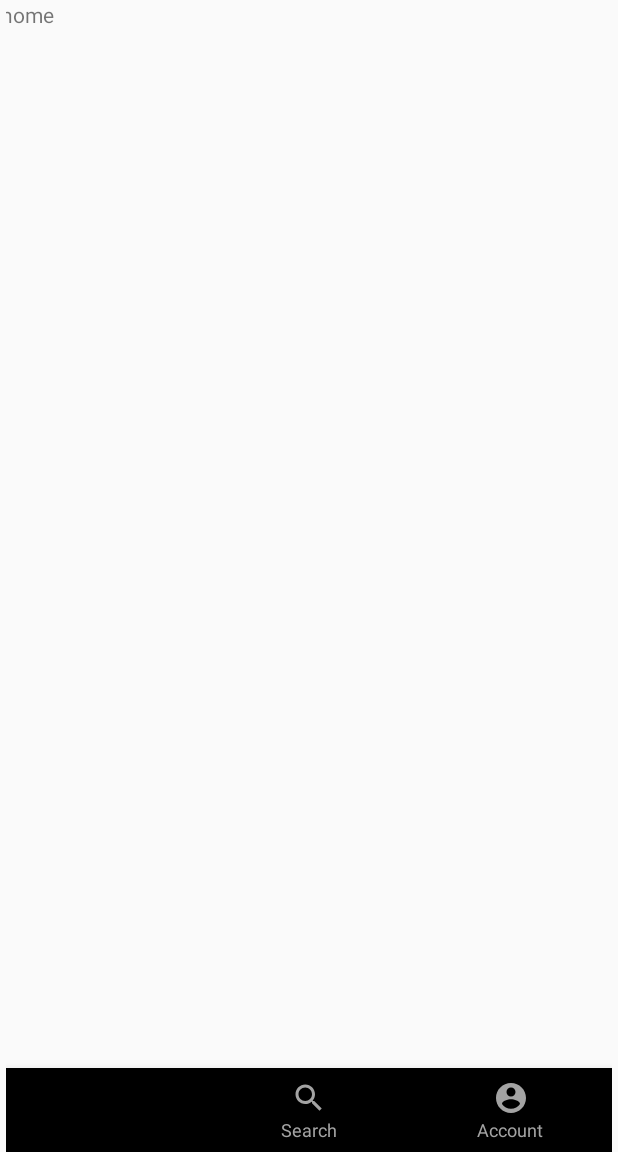
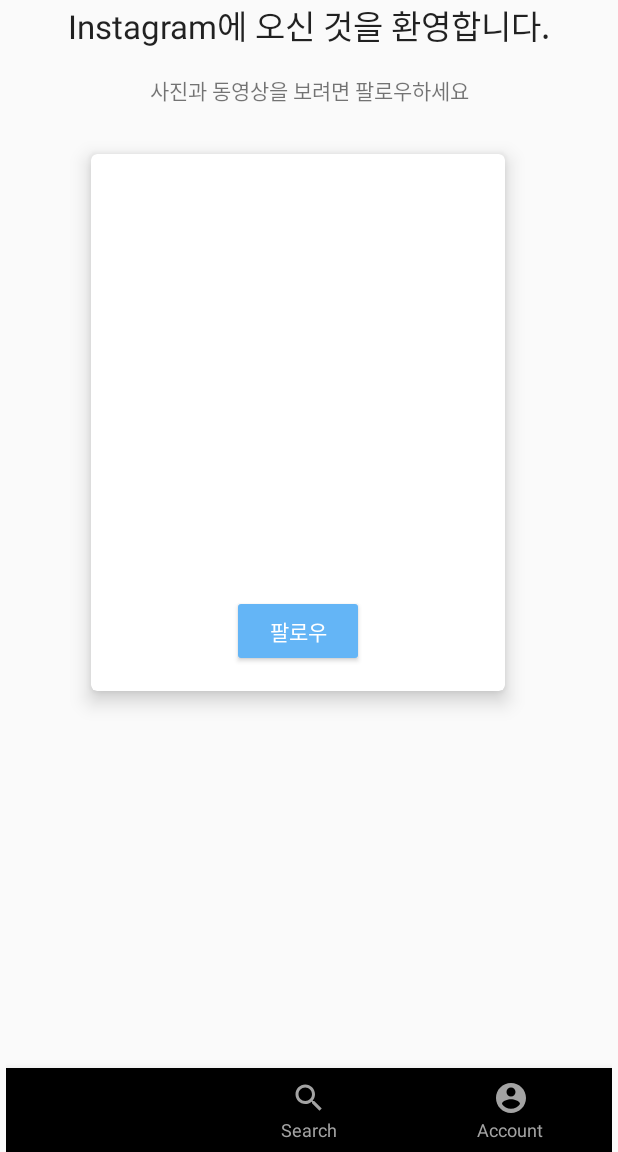
Before and after one commit to junsuk5/android_InstaClon, an Android app: the screen it shows after launch once a user with an empty profile is signed in (MainActivity), on a phone screen of 412 x 824 dp, the part 84-1236 px from its top. Run offline under Robolectric (Android 15) with nearby library versions, the phone set to English and light mode, and no system bars; our stand-ins replace CircleImageView, Firebase (no records; nobody signed in at launch, a user with empty details on screens opened directly), navigation-ui.

Commit message:
home 화면 레이아웃

```diff
--- a/app/build.gradle
+++ b/app/build.gradle
@@ -59,4 +59,7 @@ dependencies {
 
     // Google Auth
     implementation 'com.google.android.gms:play-services-auth:16.0.1'
+
+    implementation 'de.hdodenhof:circleimageview:3.0.0'
+
 }
--- a/app/src/main/res/layout/fragment_home.xml
+++ b/app/src/main/res/layout/fragment_home.xml
@@ -1,14 +1,99 @@
 <?xml version="1.0" encoding="utf-8"?>
-<FrameLayout xmlns:android="http://schemas.android.com/apk/res/android"
+<LinearLayout xmlns:android="http://schemas.android.com/apk/res/android"
+    xmlns:app="http://schemas.android.com/apk/res-auto"
     xmlns:tools="http://schemas.android.com/tools"
     android:layout_width="match_parent"
     android:layout_height="match_parent"
+    android:orientation="vertical"
     tools:context=".HomeFragment">
 
-    <!-- TODO: Update blank fragment layout -->
     <TextView
         android:layout_width="match_parent"
-        android:layout_height="match_parent"
-        android:text="home" />
+        android:layout_height="wrap_content"
+        android:gravity="center"
+        android:text="Instagram에 오신 것을 환영합니다."
+        android:textAppearance="@style/TextAppearance.AppCompat.Large" />
 
-</FrameLayout>
+    <TextView
+        android:layout_width="match_parent"
+        android:layout_height="wrap_content"
+        android:layout_marginTop="16dp"
+        android:layout_marginBottom="32dp"
+        android:gravity="center"
+        android:text="사진과 동영상을 보려면 팔로우하세요" />
+
+    <androidx.cardview.widget.CardView
+        android:layout_width="wrap_content"
+        android:layout_height="wrap_content"
+        android:layout_marginStart="60dp"
+        android:layout_marginEnd="60dp"
+        app:cardCornerRadius="4dp"
+        app:cardElevation="8dp"
+        app:contentPadding="16dp">
+
+        <LinearLayout
+            android:layout_width="match_parent"
+            android:layout_height="wrap_content"
+            android:gravity="center"
+            android:orientation="vertical">
+
+            <de.hdodenhof.circleimageview.CircleImageView
+                android:layout_width="100dp"
+                android:layout_height="100dp"
+                tools:src="@mipmap/ic_launcher" />
+
+            <TextView
+                android:layout_width="match_parent"
+                android:layout_height="wrap_content"
+                android:layout_marginTop="16dp"
+                android:gravity="center"
+                tools:text="a811219@gmail.com" />
+
+            <TextView
+                android:layout_width="match_parent"
+                android:layout_height="wrap_content"
+                android:layout_marginBottom="8dp"
+                android:gravity="center"
+                tools:text="Junsuk Oh" />
+
+            <LinearLayout
+                android:layout_width="wrap_content"
+                android:layout_height="wrap_content">
+
+                <ImageView
+                    android:layout_width="80dp"
+                    android:layout_height="80dp"
+                    android:layout_marginEnd="2dp"
+                    tools:src="@mipmap/ic_launcher" />
+
+
+                <ImageView
+                    android:layout_width="80dp"
+                    android:layout_height="80dp"
+                    android:layout_marginEnd="2dp"
+                    tools:src="@mipmap/ic_launcher" />
+
+                <ImageView
+                    android:layout_width="80dp"
+                    android:layout_height="80dp"
+                    tools:src="@mipmap/ic_launcher" />
+            </LinearLayout>
+
+            <TextView
+                android:layout_width="match_parent"
+                android:layout_height="wrap_content"
+                android:layout_marginBottom="16dp"
+                android:gravity="center"
+                tools:text="Facebook 친구" />
+
+            <Button
+                android:layout_width="wrap_content"
+                android:layout_height="wrap_content"
+                android:backgroundTint="#64B5F6"
+                android:text="팔로우"
+                android:textColor="#ffffff" />
+
+        </LinearLayout>
+    </androidx.cardview.widget.CardView>
+
+</LinearLayout>
```
